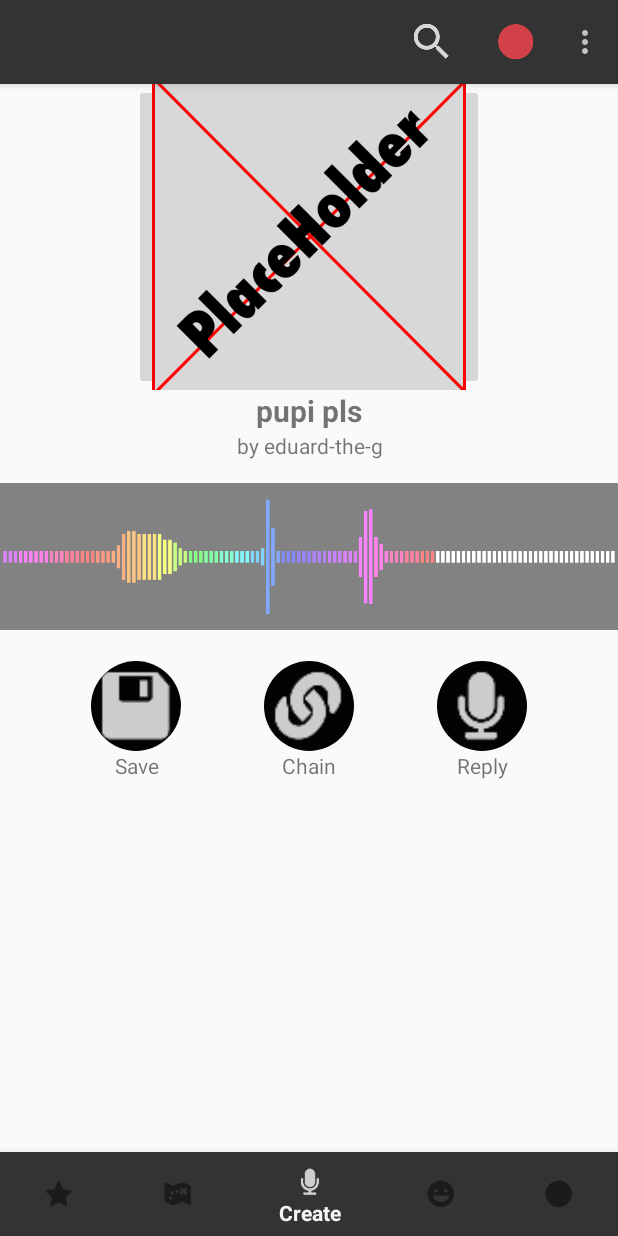
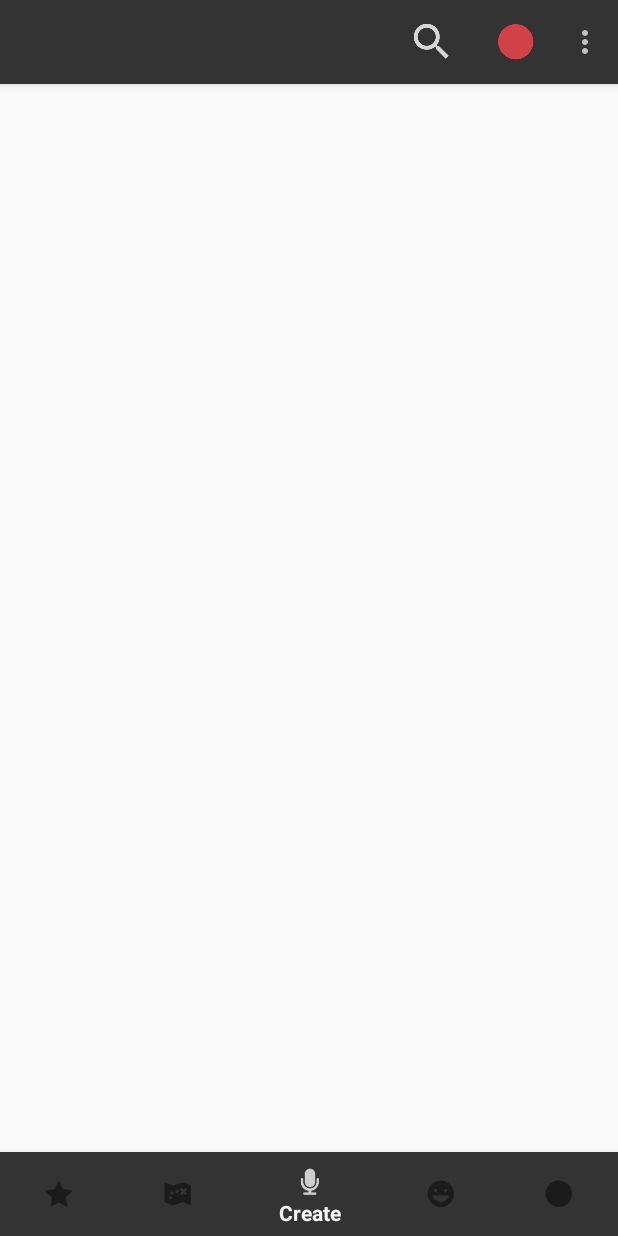
Before and after one commit to eduardrg/TellToo, an Android app: the screen it shows after launch (MainNavActivity), item 3 of the bottom bar chosen, on a phone screen of 412 x 824 dp. Run offline under Robolectric (Android 15) with nearby library versions, the phone set to English and light mode, and no system bars; our stand-ins replace Firebase (no records; nobody signed in at launch, a user with empty details on screens opened directly).

Commit message:
Add incomplete Create layouts for modularity and alignment with wireframe

```diff
--- a/app/src/main/res/layout/fragment_create.xml
+++ b/app/src/main/res/layout/fragment_create.xml
@@ -1,126 +1,22 @@
-<FrameLayout xmlns:android="http://schemas.android.com/apk/res/android"
+<RelativeLayout
+    android:id="@+id/record_root_viewgroup"
     xmlns:tools="http://schemas.android.com/tools"
+    xmlns:android="http://schemas.android.com/apk/res/android"
     android:layout_width="match_parent"
     android:layout_height="match_parent"
-    tools:context="com.bauble_app.bauble.CreateFragment">
+    tools:context="com.bauble_app.bauble.create.CreateFragment">
 
-    <LinearLayout
-        android:layout_width="match_parent"
-        android:layout_height="wrap_content"
-        android:orientation="vertical">
-        <ImageButton
-            android:layout_width="233dp"
-            android:layout_height="204dp"
-            android:src="@drawable/place_holder_img"
-            android:adjustViewBounds="true"
-            android:scaleType="centerCrop"
-            android:layout_gravity="center_horizontal"/>
-        <TextView
-            android:layout_width="match_parent"
-            android:layout_height="wrap_content"
-            android:text="pupi pls"
-            android:textAlignment="center"
-            android:textSize="@dimen/section_title_textsize"
-            android:textStyle="bold"/>
-
-        <TextView
-            android:layout_width="match_parent"
-            android:layout_height="wrap_content"
-            android:text="by eduard-the-g"
-            android:textAlignment="center"/>
-
-        <ImageView
+        <FrameLayout
+            android:id="@+id/create_set_meta"
             android:layout_width="wrap_content"
             android:layout_height="wrap_content"
-            android:src="@drawable/wave_forms"
-            android:adjustViewBounds="true"
-            android:scaleType="centerCrop"
-            android:layout_marginTop="15dp"
-            android:layout_marginBottom="15dp"/>
+            android:layout_centerHorizontal="true"/>
 
-        <LinearLayout
-            android:layout_width="match_parent"
+        <FrameLayout
+            android:id="@+id/create_tools"
+            android:layout_width="wrap_content"
             android:layout_height="wrap_content"
-            android:orientation="horizontal"
-            android:padding="5dp">
+            android:layout_centerHorizontal="true"
+            android:layout_below="@id/create_set_meta"/>
 
-            <Space
-                android:layout_width="0dp"
-                android:layout_height="wrap_content"
-                android:layout_weight="1"/>
-
-            <LinearLayout
-                android:layout_width="wrap_content"
-                android:layout_height="wrap_content"
-                android:orientation="vertical">
-                <ImageButton
-                    android:layout_width="60dp"
-                    android:layout_height="60dp"
-                    android:background="@drawable/round_button"
-                    android:src="@drawable/ic_action_btn_save"
-                    android:adjustViewBounds="true"
-                    android:tint="@color/colorBrandHighlight"
-                    android:scaleType="fitCenter"/>
-                <TextView
-                    android:layout_width="match_parent"
-                    android:layout_height="wrap_content"
-                    android:text="@string/create_btn_save_txt"
-                    android:textAlignment="center"/>
-            </LinearLayout>
-
-            <Space
-                android:layout_width="0dp"
-                android:layout_height="wrap_content"
-                android:layout_weight="1"/>
-
-            <LinearLayout
-                android:layout_width="wrap_content"
-                android:layout_height="wrap_content"
-                android:orientation="vertical">
-                <ImageButton
-                    android:layout_width="60dp"
-                    android:layout_height="60dp"
-                    android:background="@drawable/round_button"
-                    android:src="@drawable/ic_action_btn_chain"
-                    android:adjustViewBounds="true"
-                    android:scaleType="fitCenter"/>
-                <TextView
-                    android:layout_width="match_parent"
-                    android:layout_height="wrap_content"
-                    android:text="@string/create_btn_chain_txt"
-                    android:textAlignment="center"/>
-            </LinearLayout>
-
-            <Space
-                android:layout_width="0dp"
-                android:layout_height="wrap_content"
-                android:layout_weight="1"/>
-
-            <LinearLayout
-                android:layout_width="wrap_content"
-                android:layout_height="wrap_content"
-                android:orientation="vertical">
-                <ImageButton
-                    android:layout_width="60dp"
-                    android:layout_height="60dp"
-                    android:background="@drawable/round_button"
-                    android:src="@drawable/ic_action_btn_record"
-                    android:adjustViewBounds="true"
-                    android:scaleType="fitCenter"/>
-                <TextView
-                    android:layout_width="match_parent"
-                    android:layout_height="wrap_content"
-                    android:text="@string/create_btn_reply_txt"
-                    android:textAlignment="center"/>
-            </LinearLayout>
-
-            <Space
-                android:layout_width="0dp"
-                android:layout_height="wrap_content"
-                android:layout_weight="1"/>
-
-        </LinearLayout>
-
-    </LinearLayout>
-
-</FrameLayout>
+</RelativeLayout>
```
Also changed, not shown: app/src/main/res/layout/fragment_create_tools.xml (added, +31 -0 lines), app/src/main/res/layout/fragment_edit.xml (added, +17 -0 lines), app/src/main/res/layout/fragment_record.xml (added, +47 -0 lines), app/src/main/res/layout/fragment_set_story_meta.xml (added, +28 -0 lines).
